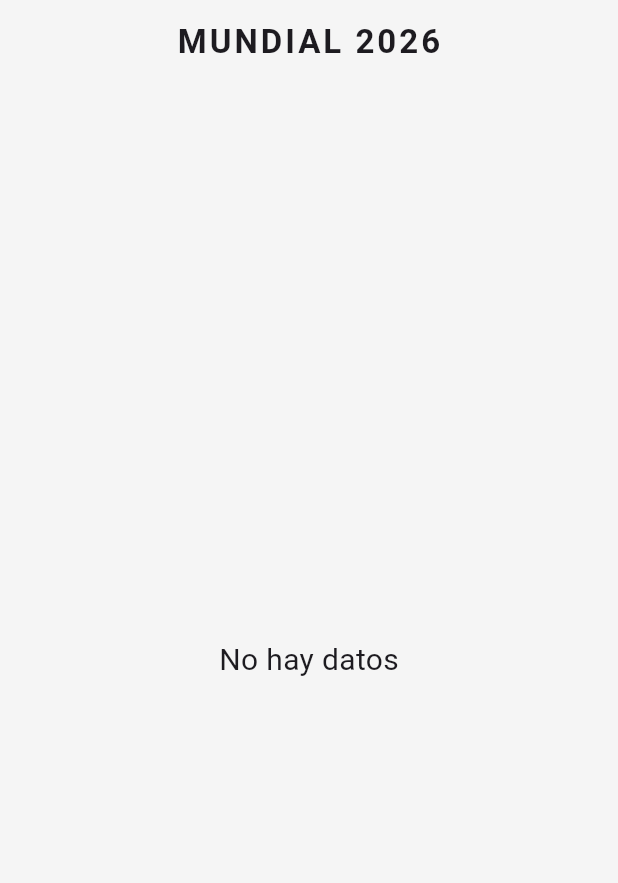
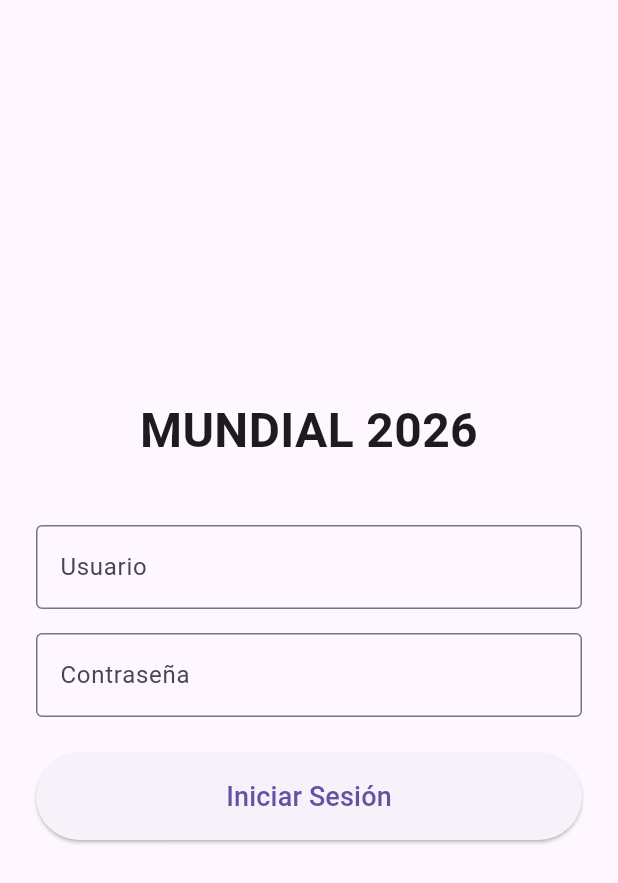
Before and after one commit to hannjimnz/Mundial_2026, a Flutter app: the screen it shows after launch, on a phone screen of 412 x 824 dp. Shown: the top 883 px of the screen. Run offline on Flutter 3.47's test engine with Material 3 defaults, Android fonts, the phone set to English and light mode, and no system bars; our stand-ins replace dio, shared_preferences.

Commit message:
Cambios en autenticacion para get con la api y agregamos el login

```diff
--- a/lib/main.dart
+++ b/lib/main.dart
@@ -1,48 +1,76 @@
 import 'package:flutter/material.dart';
 import 'package:provider/provider.dart';
+import 'package:shared_preferences/shared_preferences.dart';
 
+// Importaciones de tus Providers
+import 'providers/auth_provider.dart';
 import 'providers/ranking_provider.dart';
+
+// Importaciones de tus Screens
+import 'screens/login_screen.dart';
 import 'screens/ranking_screen.dart';
 
 void main() {
+  runApp(const AppState());
+}
 
-  runApp(
+// Encapsulamos los providers globalmente en la raíz de la aplicación
+class AppState extends StatelessWidget {
+  const AppState({super.key});
 
-    MultiProvider(
-
+  @override
+  Widget build(BuildContext context) {
+    return MultiProvider(
       providers: [
-
-        ChangeNotifierProvider(
-          create: (_) =>
-              RankingProvider(),
-        ),
-
+        ChangeNotifierProvider(create: (_) => AuthProvider()),
+        ChangeNotifierProvider(create: (_) => RankingProvider()),
       ],
-
       child: const MyApp(),
-    ),
-  );
+    );
+  }
 }
 
 class MyApp extends StatelessWidget {
-
   const MyApp({super.key});
 
   @override
   Widget build(BuildContext context) {
-
     return MaterialApp(
-
       debugShowCheckedModeBanner: false,
-
-      title: "Mundial 2026",
-
+      title: 'Mundial 2026',
       theme: ThemeData(
         useMaterial3: true,
-        scaffoldBackgroundColor: const Color(0xFFF5F5F5),
+        primarySwatch: Colors.blue,
       ),
+      // Usamos FutureBuilder para decidir cuál es la pantalla inicial de forma inteligente
+      home: FutureBuilder<bool>(
+        future: verificarToken(),
+        builder: (context, snapshot) {
+          // Mientras verifica el almacenamiento, muestra una pantalla de carga blanca
+          if (snapshot.connectionState == ConnectionState.waiting) {
+            return const Scaffold(body: Center(child: CircularProgressIndicator()));
+          }
 
-      home: const RankingScreen(),
+          // Si snapshot.data es true (el token existe), va directo a la pantalla de Ranking
+          if (snapshot.data == true) {
+            return const RankingScreen(); // Asegúrate de que el nombre de tu clase coincida
+          }
+
+          // Si no hay token, lo manda a loguearse
+          return const LoginScreen();
+        },
+      ),
+      routes: {
+        'login': (_) => const LoginScreen(),
+        'ranking': (_) => const RankingScreen(), // Asegúrate de que se llame así en tu archivo
+      },
     );
   }
+
+  // Función interna para comprobar si ya hay un token guardado
+  Future<bool> verificarToken() async {
+    final prefs = await SharedPreferences.getInstance();
+    final token = prefs.getString('token_jwt');
+    return token != null && token.isNotEmpty;
+  }
 }
--- /dev/null
+++ b/lib/providers/auth_provider.dart
@@ -0,0 +1,18 @@
+import 'package:flutter/material.dart';
+import '../services/auth_service.dart';
+
+class AuthProvider extends ChangeNotifier {
+  final AuthService _authService = AuthService();
+  bool cargando = false;
+
+  Future<bool> iniciarSesion(String usuario, String password) async {
+    cargando = true;
+    notifyListeners();
+
+    final exito = await _authService.login(usuario, password);
+
+    cargando = false;
+    notifyListeners();
+    return exito;
+  }
+}
--- /dev/null
+++ b/lib/screens/login_screen.dart
@@ -0,0 +1,90 @@
+import 'package:flutter/material.dart';
+import 'package:provider/provider.dart';
+import '../providers/auth_provider.dart';
+
+class LoginScreen extends StatefulWidget {
+  const LoginScreen({super.key});
+
+  @override
+  State<LoginScreen> createState() => _LoginScreenState();
+}
+
+class _LoginScreenState extends State<LoginScreen> {
+  final TextEditingController _usuarioController = TextEditingController();
+  final TextEditingController _passwordController = TextEditingController();
+
+  @override
+  Widget build(BuildContext context) {
+    final authProvider = context.watch<AuthProvider>();
+
+    return Scaffold(
+      body: Padding(
+        padding: const EdgeInsets.all(24.0),
+        child: Center(
+          child: SingleChildScrollView(
+            child: Column(
+              mainAxisAlignment: MainAxisAlignment.center,
+              crossAxisAlignment: CrossAxisAlignment.stretch,
+              children: [
+                const Text(
+                  "MUNDIAL 2026",
+                  textAlign: TextAlign.center,
+                  style: TextStyle(fontSize: 32, fontWeight: FontWeight.bold),
+                ),
+                const SizedBox(height: 40),
+                TextField(
+                  controller: _usuarioController,
+                  decoration: const InputDecoration(
+                    labelText: 'Usuario',
+                    border: OutlineInputBorder(),
+                  ),
+                ),
+                const SizedBox(height: 16),
+                TextField(
+                  controller: _passwordController,
+                  obscureText: true,
+                  decoration: const InputDecoration(
+                    labelText: 'Contraseña',
+                    border: OutlineInputBorder(),
+                  ),
+                ),
+                const SizedBox(height: 24),
+                ElevatedButton(
+                  onPressed: authProvider.cargando
+                      ? null
+                      : () async {
+                          final usuario = _usuarioController.text.trim();
+                          final password = _passwordController.text.trim();
+
+                          if (usuario.isEmpty || password.isEmpty) {
+                            ScaffoldMessenger.of(context).showSnackBar(
+                              const SnackBar(content: Text('Por favor llena todos los campos')),
+                            );
+                            return;
+                          }
+
+                          // Llamamos al provider para loguear
+                          final exito = await context.read<AuthProvider>().iniciarSesion(usuario, password);
+
+                          if (exito && mounted) {
+                            // Si todo sale bien, navegamos al ranking y borramos el historial de pantallas
+                            Navigator.pushReplacementNamed(context, 'ranking');
+                          } else if (mounted) {
+                            ScaffoldMessenger.of(context).showSnackBar(
+                              const SnackBar(content: Text('Error de autenticación. Verifica tus datos.')),
+                            );
+                          }
+                        },
+                  style: ElevatedButton.styleFrom(padding: const EdgeInsets.symmetric(vertical: 16)),
+                  child: authProvider.cargando
+                      ? const CircularProgressIndicator()
+                      : const Text('Iniciar Sesión', style: TextStyle(fontSize: 18)),
+                ),
+              ],
+            ),
+          ),
+        ),
+      ),
+    );
+  }
+}
--- a/pubspec.yaml
+++ b/pubspec.yaml
@@ -41,6 +41,7 @@ dependencies:
   cupertino_icons: ^1.0.8
   provider: ^6.1.5+1
   dio: ^5.9.2
+  shared_preferences: ^2.5.5
 dev_dependencies:
   flutter_test:
     sdk: flutter
```
Also changed, not shown: lib/providers/ranking_provider.dart (+6 -16 lines), lib/services/auth_service.dart (added, +37 -0 lines), lib/services/ranking_service.dart (+16 -2 lines), pubspec.lock, 1 other file.
